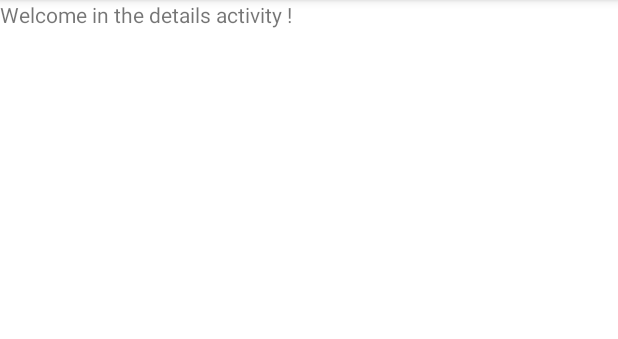
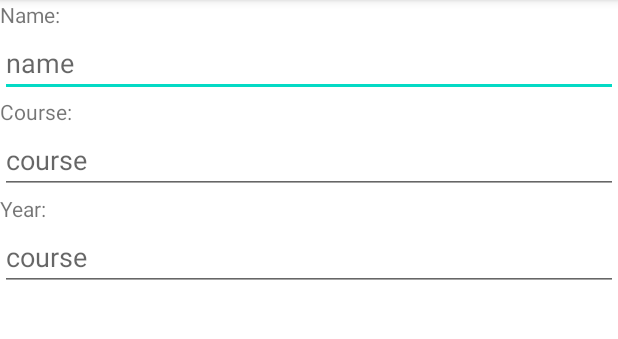
Before and after one commit to blockmel/Group_Project_Heim_Block, an Android app: the DetailsActivity screen opened directly, with no data from a screen before it, on a phone screen of 412 x 824 dp, the part 84-423 px from its top. Run offline under Robolectric (Android 15) with nearby library versions, the phone set to English and light mode, and no system bars.

Commit message:
Design for DetailsActivity.kt

```diff
--- a/app/src/main/java/de/hsas/inf/group_project_heim_block/DetailsActivity.kt
+++ b/app/src/main/java/de/hsas/inf/group_project_heim_block/DetailsActivity.kt
@@ -7,5 +7,6 @@ class DetailsActivity : AppCompatActivity() {
     override fun onCreate(savedInstanceState: Bundle?) {
         super.onCreate(savedInstanceState)
         setContentView(R.layout.activity_details)
+
     }
 }
--- a/app/src/main/res/layout/activity_details.xml
+++ b/app/src/main/res/layout/activity_details.xml
@@ -2,10 +2,49 @@
 <LinearLayout
     xmlns:android="http://schemas.android.com/apk/res/android"
     android:layout_width="match_parent"
-    android:layout_height="match_parent">
+    android:layout_height="match_parent"
+    android:orientation="vertical">
+
     <TextView
-        android:id="@+id/text_view_id"
+        android:id="@+id/name"
         android:layout_height="wrap_content"
         android:layout_width="wrap_content"
-        android:text="@string/details_activity_welcome" />
+        android:text="@string/name" />
+
+    <EditText
+        android:layout_width="match_parent"
+        android:layout_height="wrap_content"
+        android:hint="name"
+        android:id="@+id/name_edit"
+        android:autofillHints="name"
+        android:inputType="text" />
+
+    <TextView
+        android:id="@+id/course"
+        android:layout_height="wrap_content"
+        android:layout_width="wrap_content"
+        android:text="@string/course" />
+
+    <EditText
+        android:id="@+id/course_edit"
+        android:layout_width="match_parent"
+        android:layout_height="wrap_content"
+        android:hint="course"
+        android:autofillHints="course"
+        android:inputType="text" />
+
+    <TextView
+        android:id="@+id/year"
+        android:layout_height="wrap_content"
+        android:layout_width="wrap_content"
+        android:text="@string/year" />
+
+    <EditText
+        android:id="@+id/year_edit"
+        android:layout_width="match_parent"
+        android:layout_height="wrap_content"
+        android:hint="course"
+        android:autofillHints="year"
+        android:inputType="number" />
+
 </LinearLayout>
--- a/app/src/main/res/values/strings.xml
+++ b/app/src/main/res/values/strings.xml
@@ -15,5 +15,4 @@
     <string name="year">Year:</string>
     <string name="rank">Rank:</string>
     <string name="score">Score:</string>
-    <string name="details_activity_welcome">Welcome in the details activity !</string>
 </resources>
```
